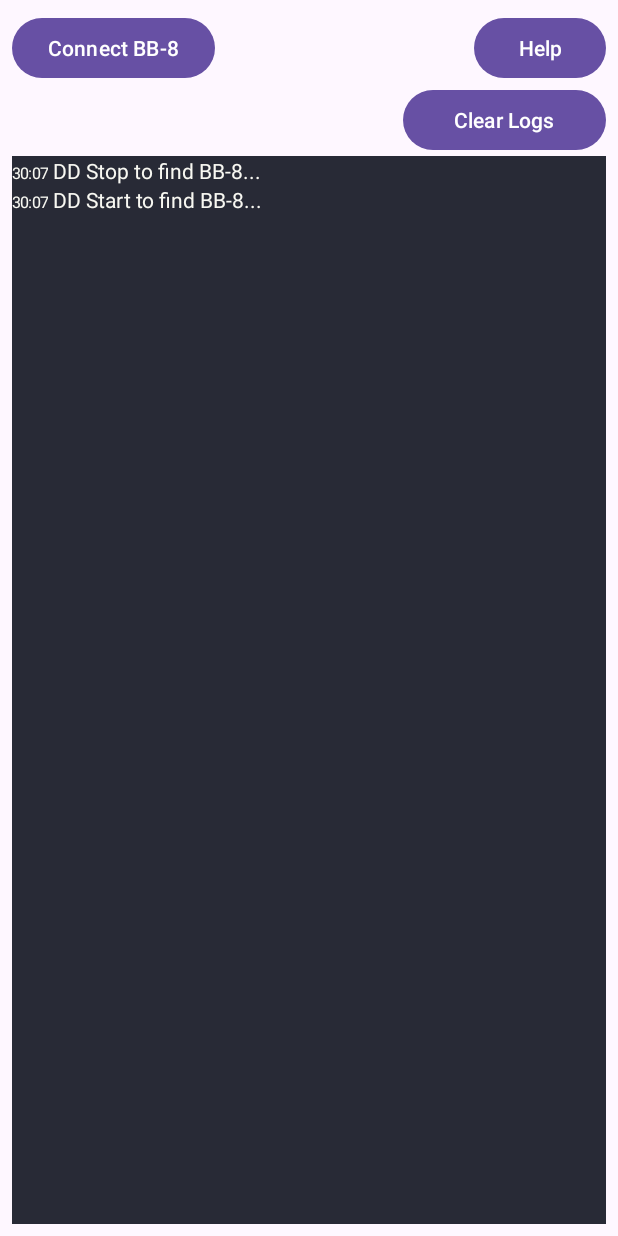
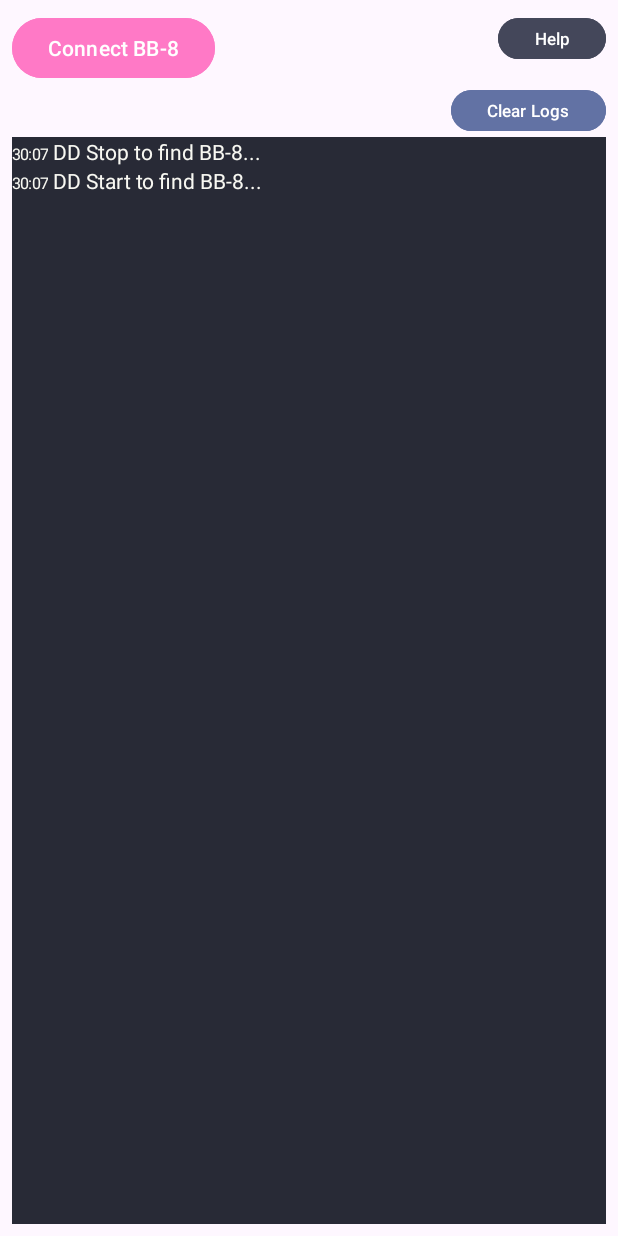
Before and after one commit to painnick/BB8Controller, an Android app: the screen it shows after launch (MainActivity), after a tap on "Connect BB-8", on a phone screen of 412 x 824 dp. Run offline under Robolectric (Android 15) with nearby library versions, the phone set to English and light mode, and no system bars.

Commit message:
UPDATE. 배색 수정

```diff
--- a/app/src/main/res/layout/activity_main.xml
+++ b/app/src/main/res/layout/activity_main.xml
@@ -15,8 +15,7 @@
         <TableLayout
             android:layout_width="match_parent"
             android:layout_height="wrap_content"
-            android:stretchColumns="1"
-            >
+            android:stretchColumns="1">
 
             <TableRow
                 android:layout_width="match_parent"
@@ -26,6 +25,8 @@
                     android:id="@+id/btnConnect"
                     android:layout_width="wrap_content"
                     android:layout_height="wrap_content"
+                    android:layout_marginRight="2dp"
+                    android:backgroundTint="@color/Pink"
                     android:text="Connect BB-8" />
 
                 <Space
@@ -36,13 +37,12 @@
                     android:id="@+id/btnHelp"
                     android:layout_width="wrap_content"
                     android:layout_height="wrap_content"
-                    android:text="Help" />
-            </TableRow>
-
-            <TableRow
-                android:layout_width="match_parent"
-                android:layout_height="match_parent">
-
+                    android:layout_gravity="right|top|fill_vertical"
+                    android:backgroundTint="@color/Selection"
+                    android:minWidth="0dip"
+                    android:minHeight="0dip"
+                    android:text="Help"
+                    android:textSize="11sp" />
             </TableRow>
 
             <TableRow
@@ -50,11 +50,23 @@
                 android:layout_height="match_parent"
                 android:gravity="right">
 
+                <Space
+                    android:layout_width="match_parent"
+                    android:layout_height="match_parent" />
+
+                <Space
+                    android:layout_width="match_parent"
+                    android:layout_height="match_parent" />
+
                 <Button
                     android:id="@+id/btnClearLogs"
                     android:layout_width="wrap_content"
                     android:layout_height="wrap_content"
-                    android:text="Clear Logs" />
+                    android:backgroundTint="@color/Comment"
+                    android:minWidth="0dip"
+                    android:minHeight="0dip"
+                    android:text="Clear Logs"
+                    android:textSize="11sp" />
             </TableRow>
 
         </TableLayout>
@@ -63,9 +75,7 @@
             android:id="@+id/vLogs"
             android:layout_width="match_parent"
             android:layout_height="match_parent"
-            android:background="#282A36"
-            >
-        </ScrollView>
+            android:background="@color/Background"></ScrollView>
 
     </LinearLayout>
 
--- a/app/src/main/res/values/colors.xml
+++ b/app/src/main/res/values/colors.xml
@@ -2,4 +2,19 @@
 <resources>
     <color name="black">#FF000000</color>
     <color name="white">#FFFFFFFF</color>
+
+    <color name="Background">#282a36</color>
+    <color name="CurrentLine">#44475a</color>
+    <color name="Selection">#44475a</color>
+    <color name="Foreground">#f8f8f2</color>
+    <color name="Comment">#6272a4</color>
+
+    <color name="Cyan">#8be9fd</color>
+    <color name="Green">#50fa7b</color>
+    <color name="Orange">#ffb86c</color>
+    <color name="Pink">#ff79c6</color>
+    <color name="Purple">#bd93f9</color>
+    <color name="Red">#ff5555</color>
+    <color name="Yellow">#f1fa8c</color>
+
 </resources>
```
